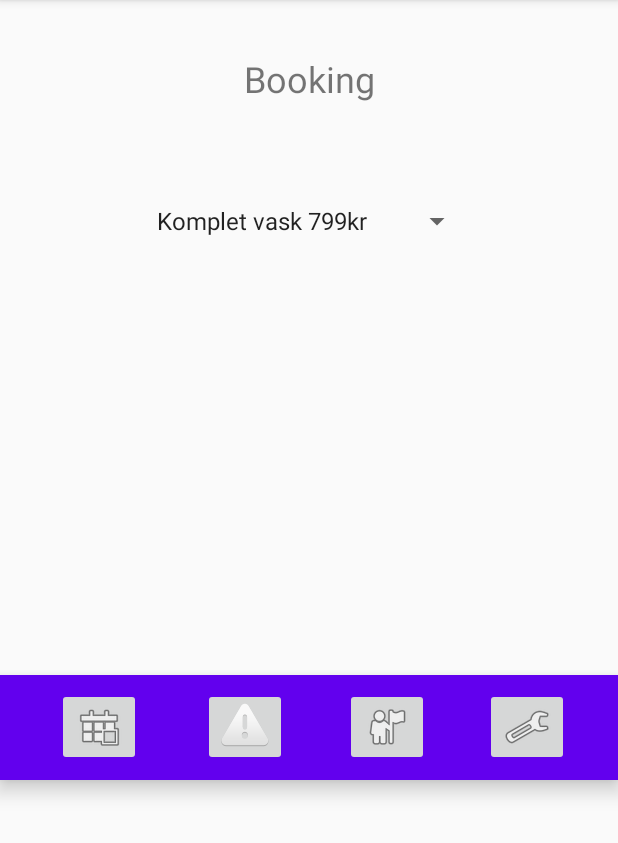
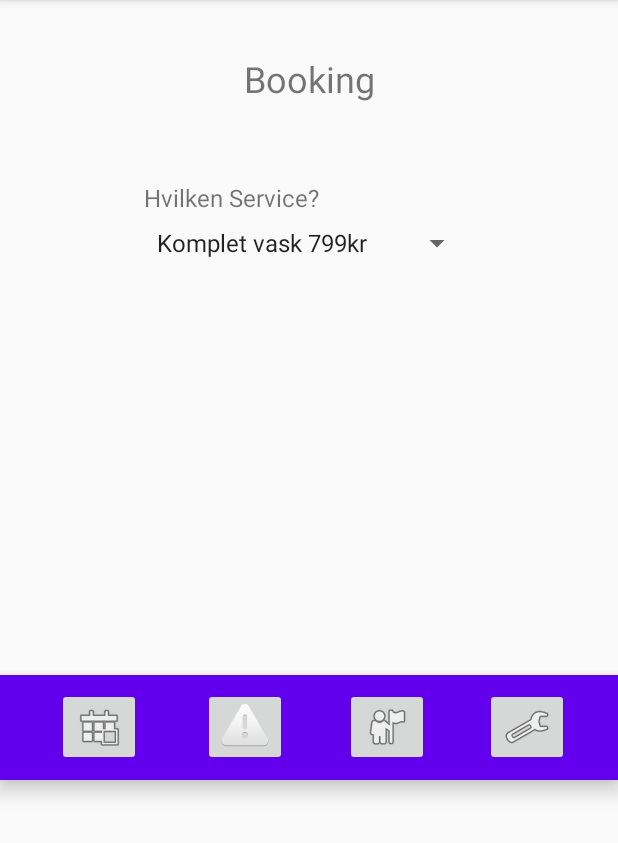
Before and after one commit to nato93/PDBilPleje, an Android app: the screen it shows after launch (HomepageActivity), after a tap on an icon or button, on a phone screen of 412 x 824 dp, the part 84-927 px from its top. Run offline under Robolectric (Android 15) with nearby library versions, the phone set to English and light mode, and no system bars.

```diff
--- a/app/src/main/res/layout/fragment_booking.xml
+++ b/app/src/main/res/layout/fragment_booking.xml
@@ -22,15 +22,14 @@
         android:id="@+id/textView2"
         android:layout_width="wrap_content"
         android:layout_height="wrap_content"
-        android:layout_marginTop="72dp"
+        android:layout_marginTop="52dp"
         android:text="Hvilken Service?"
         android:textSize="16sp"
-        app:layout_constraintBottom_toTopOf="@+id/spinnerBookingView"
+
         app:layout_constraintEnd_toEndOf="parent"
         app:layout_constraintHorizontal_bias="0.324"
         app:layout_constraintStart_toStartOf="parent"
-        app:layout_constraintTop_toBottomOf="@+id/textView"
-        app:layout_constraintVertical_bias="0.222" />
+        app:layout_constraintTop_toBottomOf="@+id/textView" />
 
     <Spinner
         android:id="@+id/spinnerBookingView"
@@ -41,6 +40,6 @@
         app:layout_constraintEnd_toEndOf="parent"
         app:layout_constraintStart_toStartOf="parent"
         app:layout_constraintTop_toBottomOf="@+id/textView"
-        app:layout_constraintVertical_bias="0.187" />
+        app:layout_constraintVertical_bias="0.228" />
 
 </androidx.constraintlayout.widget.ConstraintLayout>
```
